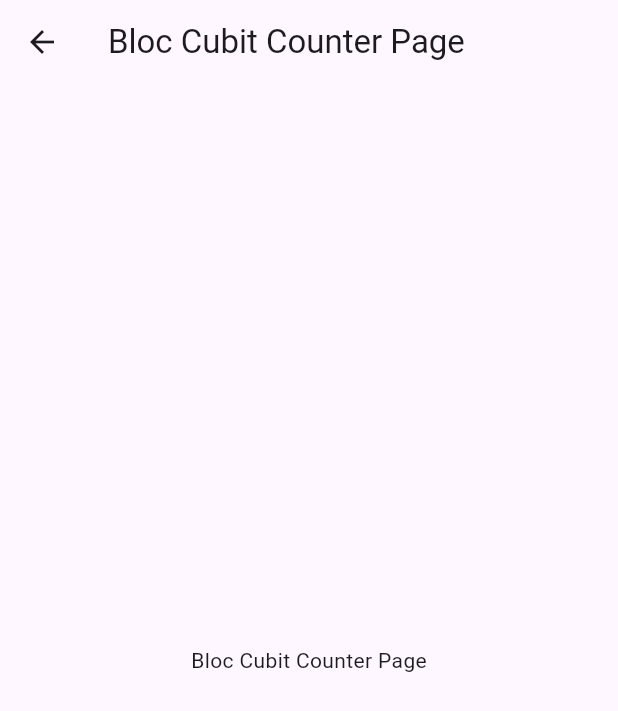
After one commit to Hachimori/test_bloc, a Flutter app: the screen it shows after launch, after a tap on "Open Bloc Cubit Counter Page", on a phone screen of 412 x 824 dp. The commit adds this screen. Shown: the top 711 px of the screen. Run offline on Flutter 3.47's test engine with Material 3 defaults, Android fonts, the phone set to English and light mode, and no system bars.

Commit message:
bloc cubit の空ページ

```diff
--- /dev/null
+++ b/lib/bloc_cubit/bloc_cubit_counter_page.dart
@@ -0,0 +1,23 @@
+import 'package:flutter/material.dart';
+
+class BlocCubitCounterPage extends StatelessWidget {
+  const BlocCubitCounterPage._();
+
+  static Route<void> route() {
+    return MaterialPageRoute<void>(
+      builder: (_) => const BlocCubitCounterPage._(),
+    );
+  }
+
+  @override
+  Widget build(BuildContext context) {
+    return Scaffold(
+      appBar: AppBar(
+        title: const Text('Bloc Cubit Counter Page'),
+      ),
+      body: const Center(
+        child: Text('Bloc Cubit Counter Page'),
+      ),
+    );
+  }
+}
--- a/lib/main.dart
+++ b/lib/main.dart
@@ -1,4 +1,5 @@
 import 'package:flutter/material.dart';
+import 'package:flutter_application_hachimori/bloc_cubit/bloc_cubit_counter_page.dart';
 import 'package:flutter_application_hachimori/initial_feature/initial_counter_page.dart';
 
 void main() {
@@ -42,6 +43,12 @@ class InitialPage extends StatelessWidget {
               },
               child: const Text('Open Counter Page'),
             ),
+            ElevatedButton(
+              onPressed: () {
+                Navigator.of(context).push<void>(BlocCubitCounterPage.route());
+              },
+              child: const Text('Open Bloc Cubit Counter Page'),
+            ),
           ],
         )
       ),
```
